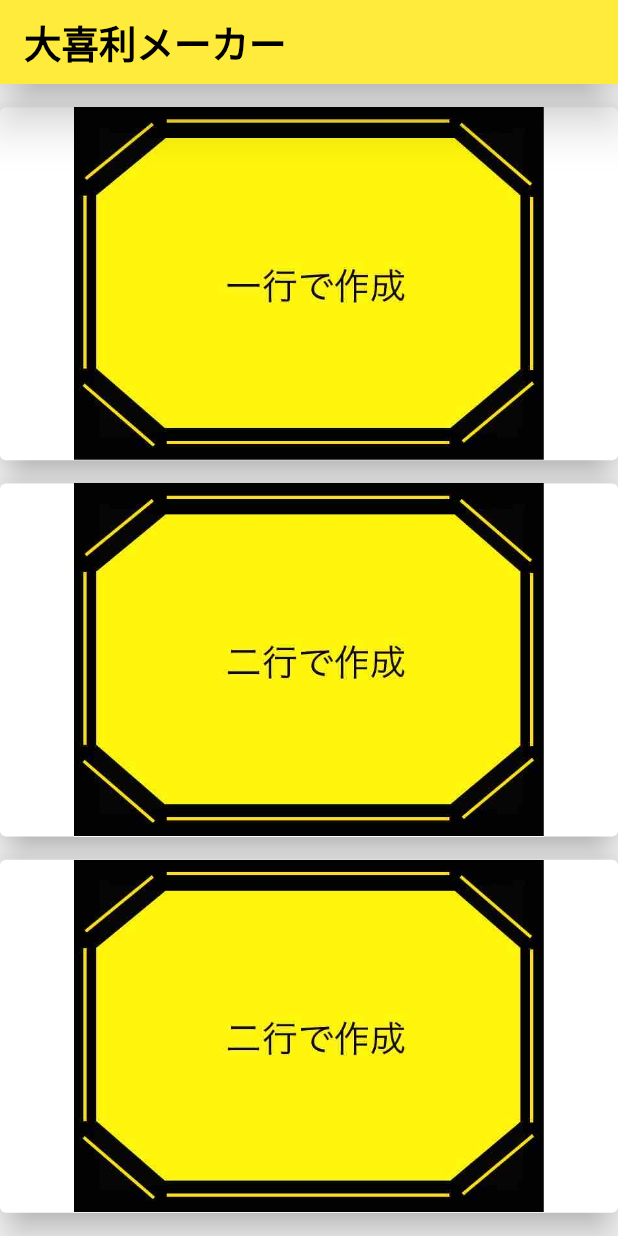
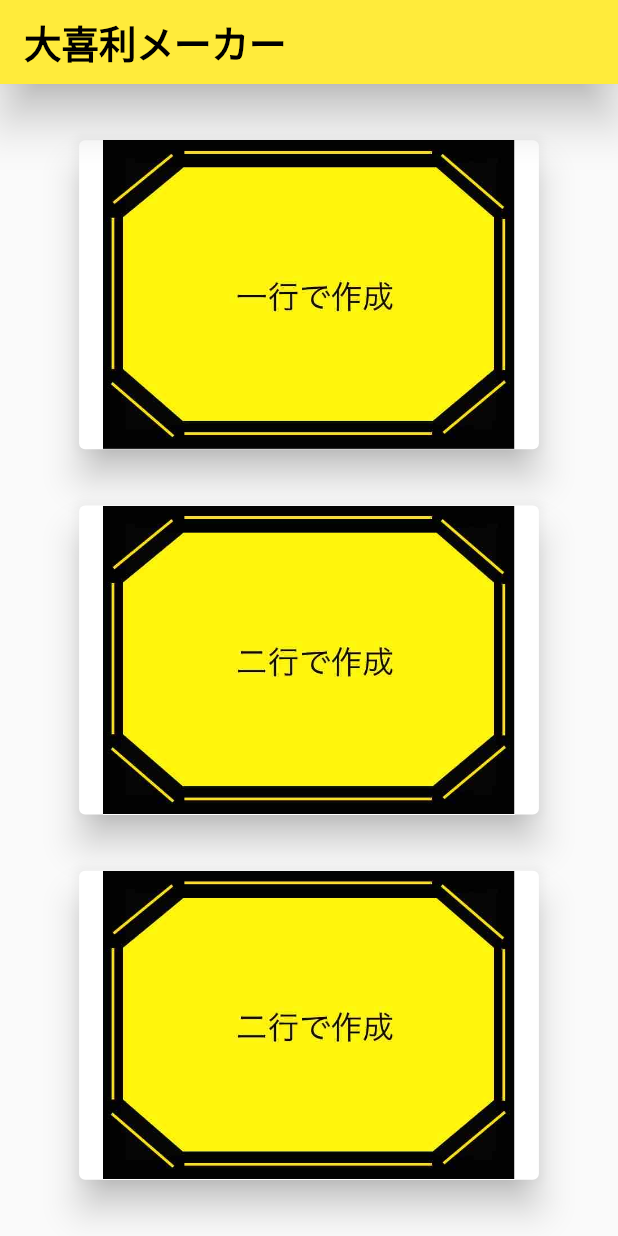
Before and after one commit to iseruuuuu/bokete_create_app, a Flutter app: the screen it shows after launch, on a phone screen of 412 x 824 dp. Run offline on Flutter 3.47's test engine with Material 2 defaults, Android fonts, the phone set to English and light mode, and no system bars; our stand-ins replace flutter_svg, get, image_gallery_saver; missing offline and left inert: image_editor; project files that could hold a hidden picture were left out.

Commit message:
fix: change image width

```diff
--- a/lib/screen/title/title_screen.dart
+++ b/lib/screen/title/title_screen.dart
@@ -33,8 +33,7 @@ class TitleScreen extends StatelessWidget {
                 elevation: 10,
               ),
               child: Assets.images.title1.image(
-                width: double.infinity,
-                height: MediaQuery.of(context).size.height / 3.5,
+                height: MediaQuery.of(context).size.height / 4,
               ),
             ),
             ElevatedButton(
@@ -44,8 +43,7 @@ class TitleScreen extends StatelessWidget {
                 elevation: 10,
               ),
               child: Assets.images.title2.image(
-                width: double.infinity,
-                height: MediaQuery.of(context).size.height / 3.5,
+                height: MediaQuery.of(context).size.height / 4,
               ),
             ),
             ElevatedButton(
@@ -55,8 +53,7 @@ class TitleScreen extends StatelessWidget {
                 elevation: 10,
               ),
               child: Assets.images.title2.image(
-                width: double.infinity,
-                height: MediaQuery.of(context).size.height / 3.5,
+                height: MediaQuery.of(context).size.height / 4,
               ),
             ),
           ],
```
